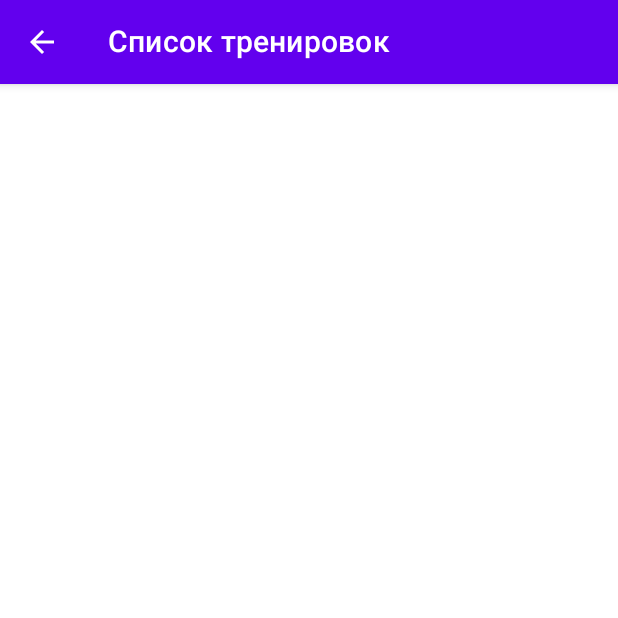
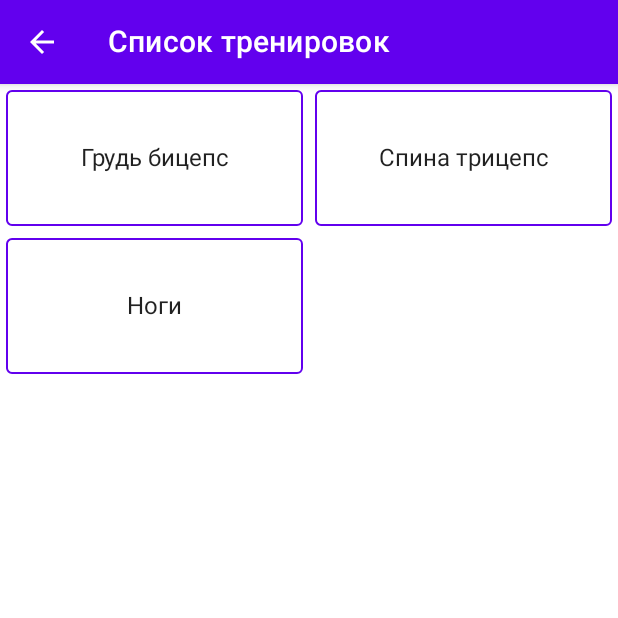
Before and after one commit to AlekseyMinai/MyTrainings, an Android app built with Jetpack Compose: the screen it shows after launch (MainActivity), on a phone screen of 412 x 824 dp, the top half of it. Run offline under Robolectric (Android 15) with nearby library versions, the phone set to English and light mode, and no system bars.

Commit message:
Добавил навграф

```diff
--- a/app/src/main/java/com/alesno/mytrainings/MainActivity.kt
+++ b/app/src/main/java/com/alesno/mytrainings/MainActivity.kt
@@ -13,6 +13,7 @@ import androidx.compose.runtime.Composable
 import androidx.compose.ui.platform.LocalContext
 import androidx.compose.ui.res.colorResource
 import androidx.navigation.compose.rememberNavController
+import com.alesno.mytrainings.navigation.NavGraph
 import com.alesno.mytrainings.ui.training.TrainingScreen
 import com.alesno.mytrainings.ui.theme.MyTrainingsTheme
 import com.alesno.mytrainings.ui.theme.Purple700
@@ -28,7 +29,7 @@ class MainActivity : ComponentActivity() {
             val navController = rememberNavController()
             MyTrainingsTheme {
                 Column {
-                    TrainingListScreen(store = mViewModel.trainingListStore)
+                    NavGraph(navController = navController)
                 }
             }
         }
--- a/app/src/main/java/com/alesno/mytrainings/MainViewModel.kt
+++ b/app/src/main/java/com/alesno/mytrainings/MainViewModel.kt
@@ -10,6 +10,6 @@ import com.alesno.mytrainings.presentation.trainingList.TrainingListStore
 class MainViewModel : ViewModel() {
 
     val trainingStore = TrainingStore(TrainingState(FakeData.createTraining()))
-    val trainingListStore = TrainingListStore(TrainingListState(FakeData.getTrainings()))
+    //val trainingListStore = TrainingListStore(TrainingListState(FakeData.getTrainings()))
 
 }
--- a/app/src/main/java/com/alesno/mytrainings/navigation/NavGraph.kt
+++ b/app/src/main/java/com/alesno/mytrainings/navigation/NavGraph.kt
@@ -3,16 +3,38 @@ package com.alesno.mytrainings.navigation
 import androidx.compose.runtime.Composable
 import androidx.navigation.NavHostController
 import androidx.navigation.compose.NavHost
-import androidx.navigation.navigation
+import androidx.navigation.compose.composable
+import com.alesno.mytrainings.fake.FakeData
+import com.alesno.mytrainings.presentation.training.TrainingState
+import com.alesno.mytrainings.presentation.training.TrainingStore
+import com.alesno.mytrainings.presentation.trainingList.TrainingListState
+import com.alesno.mytrainings.presentation.trainingList.TrainingListStore
+import com.alesno.mytrainings.ui.training.TrainingScreen
+import com.alesno.mytrainings.ui.trainingList.TrainingListScreen
 
 @Composable
 fun NavGraph(
     navController: NavHostController,
-    startDestination: Destination
+    startDestination: Destination = Destination.TRAINING_LIST
 ) {
-    NavHost(navController = navController, startDestination = startDestination.value) {
-//        navigation(
-//            route = Destination.MAIN
-//        )
+    NavHost(
+        navController = navController,
+        startDestination = startDestination.value
+    ) {
+        composable(
+            route = Destination.TRAINING_LIST.value,
+        ) {
+            TrainingListScreen(
+                store = TrainingListStore(
+                    initialState = TrainingListState(FakeData.getTrainings()),
+                    navController = navController
+                )
+            )
+        }
+        composable(
+            route = Destination.TRAINING.value,
+        ) {
+            TrainingScreen(store = TrainingStore(TrainingState(FakeData.createTraining())))
+        }
     }
 }
--- a/app/src/main/java/com/alesno/mytrainings/presentation/trainingList/Events.kt
+++ b/app/src/main/java/com/alesno/mytrainings/presentation/trainingList/Events.kt
@@ -1,7 +1,9 @@
 package com.alesno.mytrainings.presentation.trainingList
 
-sealed interface TrainingListIntent{
+import com.alesno.mytrainings.domain.trainingList.TrainingInfoId
 
+sealed interface TrainingListIntent {
+    class StartNewTraining(trainingInfoId: TrainingInfoId) : TrainingListIntent
 }
 
 sealed interface TrainingListEvent {
--- a/app/src/main/java/com/alesno/mytrainings/presentation/trainingList/TrainingListStore.kt
+++ b/app/src/main/java/com/alesno/mytrainings/presentation/trainingList/TrainingListStore.kt
@@ -1,13 +1,18 @@
 package com.alesno.mytrainings.presentation.trainingList
 
+import androidx.navigation.NavController
 import com.alesno.mytrainings.lib.Store
+import com.alesno.mytrainings.navigation.Destination
 
 class TrainingListStore(
+    private val navController: NavController,
     initialState: TrainingListState
 ) : Store<TrainingListState, TrainingListIntent, TrainingListEvent>(initialState) {
 
     override suspend fun execute(intent: TrainingListIntent) {
-        TODO("Not yet implemented")
+        when(intent) {
+            is TrainingListIntent.StartNewTraining -> navController.navigate(Destination.TRAINING.value)
+        }
     }
 
 }
--- a/app/src/main/java/com/alesno/mytrainings/ui/trainingList/TrainingListScreen.kt
+++ b/app/src/main/java/com/alesno/mytrainings/ui/trainingList/TrainingListScreen.kt
@@ -1,33 +1,44 @@
 package com.alesno.mytrainings.ui.trainingList
 
 import androidx.compose.foundation.ExperimentalFoundationApi
+import androidx.compose.foundation.border
 import androidx.compose.foundation.clickable
 import androidx.compose.foundation.layout.Box
 import androidx.compose.foundation.layout.Column
+import androidx.compose.foundation.layout.fillMaxSize
 import androidx.compose.foundation.layout.padding
 import androidx.compose.foundation.lazy.GridCells
 import androidx.compose.foundation.lazy.LazyVerticalGrid
+import androidx.compose.foundation.shape.RoundedCornerShape
 import androidx.compose.material.Text
 import androidx.compose.runtime.Composable
 import androidx.compose.runtime.collectAsState
 import androidx.compose.runtime.getValue
+import androidx.compose.runtime.rememberCoroutineScope
+import androidx.compose.ui.Alignment
 import androidx.compose.ui.Modifier
-import androidx.compose.ui.graphics.Color
+import androidx.compose.ui.res.colorResource
 import androidx.compose.ui.res.stringResource
 import androidx.compose.ui.unit.dp
 import com.alesno.mytrainings.R
 import com.alesno.mytrainings.domain.trainingList.TrainingInfo
 import com.alesno.mytrainings.domain.trainingList.TrainingInfoId
+import com.alesno.mytrainings.presentation.trainingList.TrainingListIntent
 import com.alesno.mytrainings.presentation.trainingList.TrainingListStore
 import com.alesno.mytrainings.ui.common.Toolbar
+import kotlinx.coroutines.launch
 
 @Composable
 fun TrainingListScreen(store: TrainingListStore) {
     val state by store.state.collectAsState()
+    val coroutineScope = rememberCoroutineScope()
+
     Column {
         Toolbar(title = stringResource(R.string.training_list))
         TrainingList(state.trainings) {
-
+            coroutineScope.launch {
+                store.accept(TrainingListIntent.StartNewTraining(it))
+            }
         }
     }
 }
@@ -48,11 +59,21 @@ private fun TrainingList(trainings: List<TrainingInfo>, onClick: (id: TrainingIn
 
 @Composable
 private fun TrainingListItem(trainingInfo: TrainingInfo, onClick: () -> Unit) {
-    Box(modifier = Modifier.clickable { onClick() }) {
-        Text(
-            text = trainingInfo.name,
-            color = Color.White,
-            modifier = Modifier.padding(start = 16.dp, end = 16.dp, top = 36.dp, bottom = 36.dp)
-        )
+    Box(Modifier.padding(4.dp)) {
+        Box(
+            modifier = Modifier
+                .clickable { onClick() }
+                .border(
+                    width = 1.dp,
+                    color = colorResource(id = R.color.purple_500),
+                    shape = RoundedCornerShape(4.dp),
+                ).fillMaxSize()
+        ) {
+            Text(
+                text = trainingInfo.name,
+                modifier = Modifier.padding(start = 8.dp, end = 8.dp, top = 36.dp, bottom = 36.dp)
+                    .align(Alignment.Center)
+            )
+        }
     }
 }
```
Also changed, not shown: app/src/main/java/com/alesno/mytrainings/ui/training/TrainingScreen.kt (+7 -1 lines), app/src/main/res/drawable/background_training_list_item.xml (added, +13 -0 lines).
